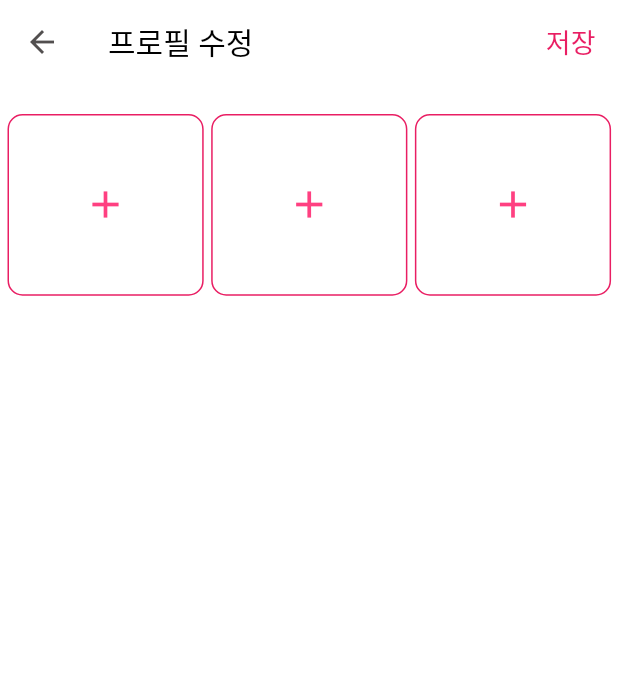
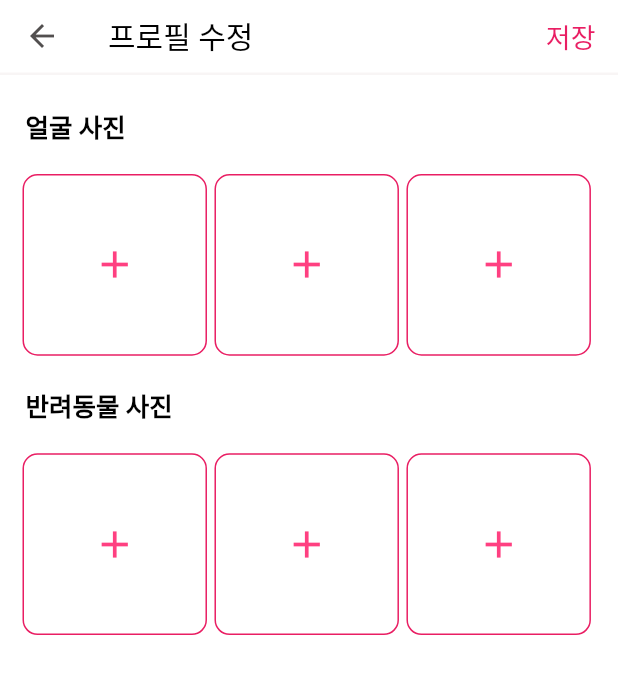
Before and after one commit to jinhunk/jinmin_project, a Flutter app: the ProfileEditScreen screen opened directly, on a phone screen of 412 x 824 dp. Shown: the top 674 px of the screen. Run offline on Flutter 3.47's test engine with Material 2 defaults, Android fonts, the phone set to English and light mode, and no system bars; our stand-ins replace email_validator, firebase_core, firebase_storage, fluttertoast, geolocator, image_cropper and 4 more; accounts and stored records are empty; network calls fail.

Commit message:
반려동물이미지작업

```diff
--- a/lib/main_screen/profile_screen/profileedit_screen.dart
+++ b/lib/main_screen/profile_screen/profileedit_screen.dart
@@ -120,17 +120,37 @@ class _ProfileEditScreenState extends State<ProfileEditScreen> {
             ),
           ),
         ],
+        bottom: PreferredSize(
+          preferredSize: Size.fromHeight(0.0),
+          child: Container(
+            margin: EdgeInsets.only(bottom: 6.0),
+            width: MediaQuery.of(context).size.width / 1.0,
+            height: MediaQuery.of(context).size.height / 500.0,
+            color: Color.fromARGB(255, 248, 245, 245),
+          ),
+        ),
       ),
       body: Column(
+        crossAxisAlignment: CrossAxisAlignment.start,
         children: [
+          const Padding(
+            padding: EdgeInsets.only(left: 17.0, top: 15),
+            child: Text(
+              '얼굴 사진',
+              style: TextStyle(
+                  color: Colors.black,
+                  fontSize: 17,
+                  fontWeight: FontWeight.bold),
+            ),
+          ),
           Row(
             mainAxisAlignment: MainAxisAlignment.start,
             children: [
               image1 == null
                   ? Container(
                       clipBehavior: Clip.antiAliasWithSaveLayer,
-                      margin: const EdgeInsets.only(left: 5.0, top: 20.0),
-                      width: MediaQuery.of(context).size.width / 3.15,
+                      margin: const EdgeInsets.only(left: 15.0, top: 20.0),
+                      width: MediaQuery.of(context).size.width / 3.35,
                       height: MediaQuery.of(context).size.height / 6.8,
                       decoration: BoxDecoration(
                           borderRadius: BorderRadius.circular(10.0),
@@ -168,7 +188,58 @@ class _ProfileEditScreenState extends State<ProfileEditScreen> {
               Container(
                 clipBehavior: Clip.antiAliasWithSaveLayer,
                 margin: const EdgeInsets.only(left: 5.0, top: 20.0),
-                width: MediaQuery.of(context).size.width / 3.15,
+                width: MediaQuery.of(context).size.width / 3.35,
+                height: MediaQuery.of(context).size.height / 6.8,
+                decoration: BoxDecoration(
+                    borderRadius: BorderRadius.circular(10.0),
+                    border: Border.all(color: Colors.pink)),
+                child: IconButton(
+                  onPressed: () {},
+                  icon: const Icon(
+                    Icons.add,
+                    size: 30.0,
+                    color: Colors.pinkAccent,
+                  ),
+                ),
+              ),
+              //이미지2
+              Container(
+                clipBehavior: Clip.antiAliasWithSaveLayer,
+                margin: const EdgeInsets.only(left: 5.0, top: 20.0),
+                width: MediaQuery.of(context).size.width / 3.35,
+                height: MediaQuery.of(context).size.height / 6.8,
+                decoration: BoxDecoration(
+                    borderRadius: BorderRadius.circular(10.0),
+                    border: Border.all(color: Colors.pink)),
+                child: IconButton(
+                  onPressed: () {},
+                  icon: const Icon(
+                    Icons.add,
+                    size: 30.0,
+                    color: Colors.pinkAccent,
+                  ),
+                ),
+              ),
+              //이미지3
+            ],
+          ),
+          //반려동물 사진이미지
+          const Padding(
+            padding: EdgeInsets.only(left: 17.0, top: 20),
+            child: Text(
+              '반려동물 사진',
+              style: TextStyle(
+                  color: Colors.black,
+                  fontSize: 17,
+                  fontWeight: FontWeight.bold),
+            ),
+          ),
+          Row(
+            children: [
+              Container(
+                clipBehavior: Clip.antiAliasWithSaveLayer,
+                margin: const EdgeInsets.only(left: 15.0, top: 20.0),
+                width: MediaQuery.of(context).size.width / 3.35,
                 height: MediaQuery.of(context).size.height / 6.8,
                 decoration: BoxDecoration(
                     borderRadius: BorderRadius.circular(10.0),
@@ -185,7 +256,7 @@ class _ProfileEditScreenState extends State<ProfileEditScreen> {
               Container(
                 clipBehavior: Clip.antiAliasWithSaveLayer,
                 margin: const EdgeInsets.only(left: 5.0, top: 20.0),
-                width: MediaQuery.of(context).size.width / 3.15,
+                width: MediaQuery.of(context).size.width / 3.35,
                 height: MediaQuery.of(context).size.height / 6.8,
                 decoration: BoxDecoration(
                     borderRadius: BorderRadius.circular(10.0),
@@ -199,6 +270,23 @@ class _ProfileEditScreenState extends State<ProfileEditScreen> {
                   ),
                 ),
               ),
+              Container(
+                clipBehavior: Clip.antiAliasWithSaveLayer,
+                margin: const EdgeInsets.only(left: 5.0, top: 20.0),
+                width: MediaQuery.of(context).size.width / 3.35,
+                height: MediaQuery.of(context).size.height / 6.8,
+                decoration: BoxDecoration(
+                    borderRadius: BorderRadius.circular(10.0),
+                    border: Border.all(color: Colors.pink)),
+                child: IconButton(
+                  onPressed: () {},
+                  icon: const Icon(
+                    Icons.add,
+                    size: 30.0,
+                    color: Colors.pinkAccent,
+                  ),
+                ),
+              )
             ],
           ),
         ],
--- a/lib/vo/user.dart
+++ b/lib/vo/user.dart
@@ -8,6 +8,7 @@ class User {
   String userAddress;
   String userJob;
   String userProfileUrl;
+  String userProfileAnimalUrl;
 
   User(
       {required this.userIdx,
@@ -18,7 +19,8 @@ class User {
       required this.userIntro,
       required this.userAddress,
       required this.userJob,
-      required this.userProfileUrl});
+      required this.userProfileUrl,
+      required this.userProfileAnimalUrl});
 
   factory User.fromjson(Map<String, dynamic> json) {
     return User(
@@ -31,6 +33,7 @@ class User {
       userAddress: json['user_address'],
       userJob: json['user_job'],
       userProfileUrl: json['user_profile_url'],
+      userProfileAnimalUrl: json['user_profileanimal_url'],
     );
   }
 }
```
Also changed, not shown: lib/main_screen/profile_screen/animai_screen.dart (added, +278 -0 lines), lib/main_screen/profile_screen/profile_screen.dart (+14 -12 lines), lib/main_screen/profile_screen/voico_screen.dart (added, +109 -0 lines), lib/model/user_model.dart (+19 -0 lines), 1 other file.
